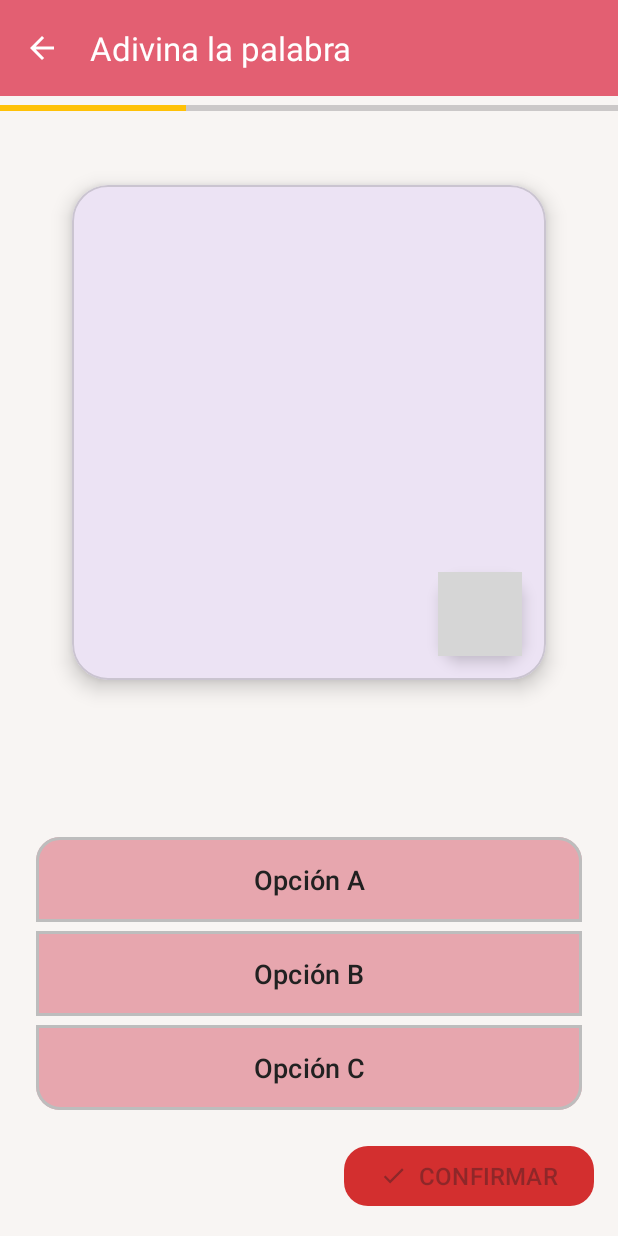
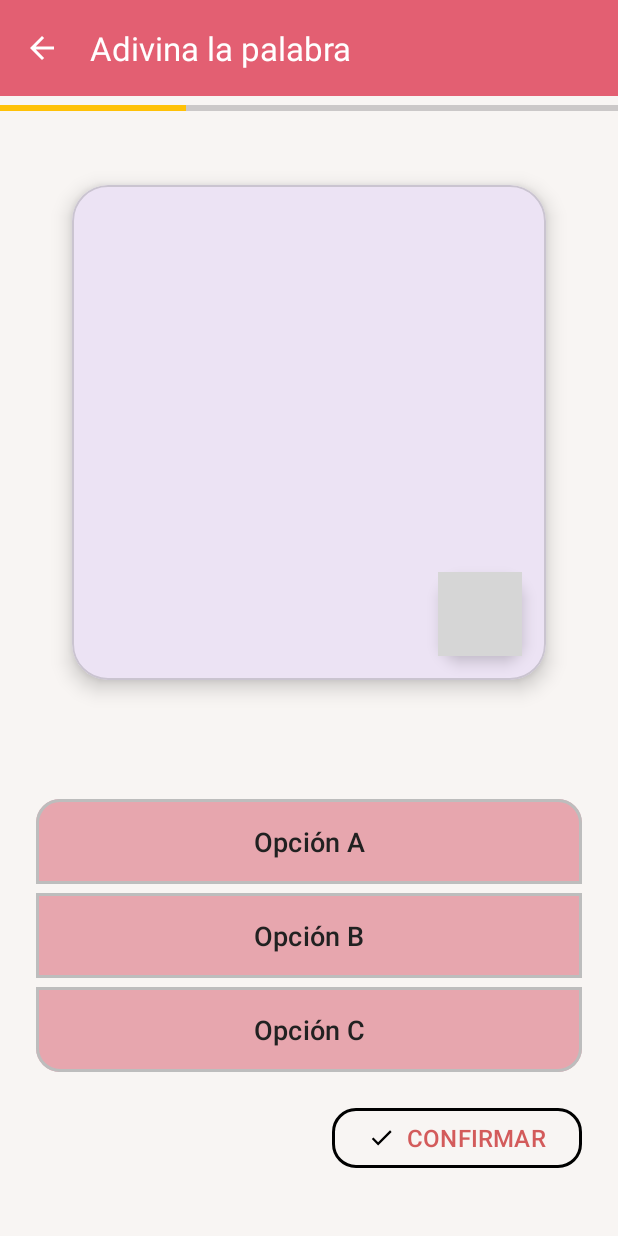
Before and after one commit to rubverd/edunova-pictogramas, an Android app: the JuegoPalabras screen opened directly, with no data from a screen before it, on a phone screen of 412 x 824 dp. Run offline under Robolectric (Android 15) with nearby library versions, the phone set to English and light mode, and no system bars; our stand-ins replace Firebase (no records; nobody signed in at launch, a user with empty details on screens opened directly); grey boxes are pictures that could not be loaded.

Commit message:
ultima versión

```diff
--- a/app/src/main/res/layout/activity_learn.xml
+++ b/app/src/main/res/layout/activity_learn.xml
@@ -106,24 +106,37 @@
     </com.google.android.material.card.MaterialCardView>
 
     <!-- Guideline para separar la imagen de los botones -->
+    <androidx.constraintlayout.widget.Guideline
+        android:id="@+id/guideline_bottom_anchor"
+        android:layout_width="wrap_content"
+        android:layout_height="wrap_content"
+        android:orientation="horizontal"
+        app:layout_constraintGuide_percent="0.95" /> <!-- El "suelo" está al 95% de la altura -->
+
+
+    <!-- BOTÓN DE CONFIRMAR - AHORA ANCLADO A LA GUIDELINE -->
     <com.google.android.material.button.MaterialButton
         android:id="@+id/buttonConfirm"
+        style="?attr/materialButtonOutlinedStyle"
         android:layout_width="wrap_content"
         android:layout_height="wrap_content"
-        android:layout_margin="16dp"
+        android:layout_marginEnd="24dp"
         android:enabled="false"
         android:text="CONFIRMAR"
+        android:textColor="@color/rojoBoton"
         android:textSize="16sp"
-        app:backgroundTint="#D32F2F"
         app:cornerRadius="16dp"
         app:icon="@drawable/ic_check"
         app:iconGravity="textStart"
         app:iconPadding="8dp"
-        app:layout_constraintBottom_toBottomOf="parent"
-        app:layout_constraintEnd_toEndOf="parent" />
+        app:iconTint="@color/black"
+        app:strokeColor="@color/black"
+        app:strokeWidth="2dp"
+        app:layout_constraintEnd_toEndOf="parent"
+        app:layout_constraintBottom_toTopOf="@id/guideline_bottom_anchor" />
 
 
-    <!-- GRUPO DE BOTONES DE OPCIÓN - OCUPA LA ZONA RESTANTE -->
+    <!-- GRUPO DE BOTONES DE OPCIÓN - SIN CAMBIOS (se mueve automáticamente) -->
     <com.google.android.material.button.MaterialButtonToggleGroup
         android:id="@+id/toggleGroupOptions"
         android:layout_width="match_parent"
@@ -136,9 +149,10 @@
         app:layout_constraintStart_toStartOf="parent"
         app:layout_constraintEnd_toEndOf="parent"
         app:selectionRequired="true"
+        app:backgroundTint="@color/Mustard"
         app:singleSelection="true">
 
-        <!-- Los 3 botones de opción no cambian su contenido, solo su posición relativa -->
+        <!-- ... Tus 3 botones de opción ... -->
         <com.google.android.material.button.MaterialButton
             android:id="@+id/buttonOption1"
             style="?attr/materialButtonOutlinedStyle"
@@ -149,10 +163,10 @@
             android:text="Opción A"
             android:textColor="#212121"
             android:textSize="18sp"
+            app:backgroundTint="@color/option_button_background_color"
             app:cornerRadius="16dp"
-            app:strokeWidth="2dp"
             app:strokeColor="@color/option_button_stroke_color"
-            app:backgroundTint="@color/option_button_background_color"/>
+            app:strokeWidth="2dp" />
 
         <com.google.android.material.button.MaterialButton
             android:id="@+id/buttonOption2"
@@ -165,10 +179,10 @@
             android:text="Opción B"
             android:textColor="#212121"
             android:textSize="18sp"
+            app:backgroundTint="@color/option_button_background_color"
             app:cornerRadius="16dp"
-            app:strokeWidth="2dp"
             app:strokeColor="@color/option_button_stroke_color"
-            app:backgroundTint="@color/option_button_background_color"/>
+            app:strokeWidth="2dp" />
 
         <com.google.android.material.button.MaterialButton
             android:id="@+id/buttonOption3"
@@ -181,10 +195,10 @@
             android:text="Opción C"
             android:textColor="#212121"
             android:textSize="18sp"
+            app:backgroundTint="@color/option_button_background_color"
             app:cornerRadius="16dp"
-            app:strokeWidth="2dp"
             app:strokeColor="@color/option_button_stroke_color"
-            app:backgroundTint="@color/option_button_background_color"/>
+            app:strokeWidth="2dp" />
 
     </com.google.android.material.button.MaterialButtonToggleGroup>
 
--- a/app/src/main/res/values/colors.xml
+++ b/app/src/main/res/values/colors.xml
@@ -7,4 +7,5 @@
     <color name="CherryBlossomPink">#E7A6AE</color>
     <color name="CadentGray">#8E9DB3</color>
     <color name="Mustard">#FADA4B</color>
+    <color name="beige">#f8f5f3</color>
 </resources>
```
Also changed, not shown: app/src/main/res/layout/activity_ajustes.xml (+5 -5 lines), app/src/main/res/layout/content_main.xml (deleted, +0 -19 lines).
